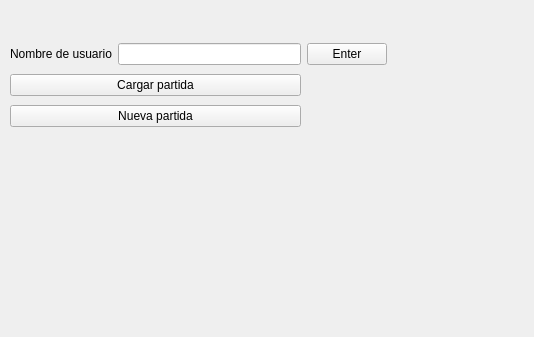
First picture: the form in menujugador.ui, repository serendipity-com/Mario, before the edit.
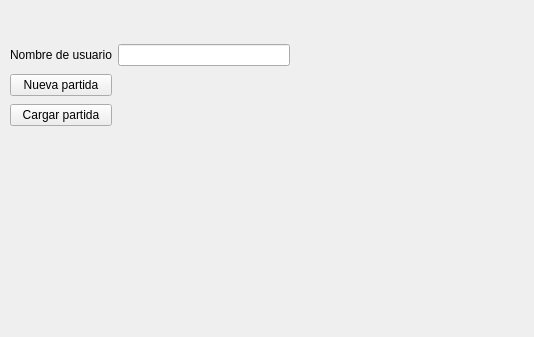
Second picture: the form after the edit.

The edit to the form file:
```diff
--- a/menujugador.ui
+++ b/menujugador.ui
@@ -13,19 +13,17 @@
   <property name="windowTitle">
    <string>Form</string>
   </property>
-  <widget class="QWidget" name="layoutWidget_3">
+  <widget class="QWidget" name="">
    <property name="geometry">
     <rect>
      <x>10</x>
-     <y>40</y>
-     <width>377</width>
-     <height>91</height>
+     <y>42</y>
+     <width>280</width>
+     <height>89</height>
     </rect>
    </property>
    <layout class="QGridLayout" name="gridLayout">
     <item row="0" column="0">
-     <layout class="QFormLayout" name="formLayout">
-      <item row="0" column="0">
        <widget class="QLabel" name="NombreDeUsuario">
         <property name="text">
          <string>Nombre de usuario</string>
@@ -35,29 +33,20 @@
       <item row="0" column="1">
        <widget class="QLineEdit" name="NombreUsuario"/>
       </item>
-     </layout>
-    </item>
-    <item row="0" column="1">
-     <widget class="QPushButton" name="Enter">
-      <property name="text">
-       <string>Enter</string>
-      </property>
-     </widget>
-    </item>
     <item row="1" column="0">
-     <widget class="QPushButton" name="CargarPartida">
-      <property name="text">
-       <string>Cargar partida</string>
-      </property>
-     </widget>
-    </item>
-    <item row="2" column="0">
      <widget class="QPushButton" name="NuevaPartida">
       <property name="text">
        <string>Nueva partida</string>
       </property>
      </widget>
     </item>
+    <item row="2" column="0">
+     <widget class="QPushButton" name="CargarPartida">
+      <property name="text">
+       <string>Cargar partida</string>
+      </property>
+     </widget>
+    </item>
    </layout>
   </widget>
  </widget>
```
Lines whose indentation alone changed are shown as unchanged.
